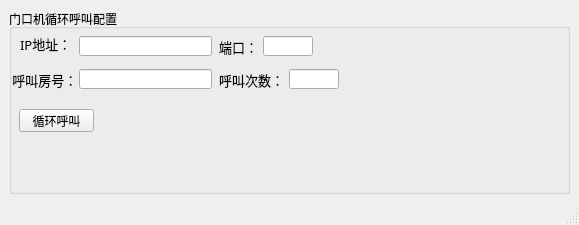
This is src/design/test_tool.ui in garyhuang2018/Test as Qt 5 draws it before an edit. The edited form follows.
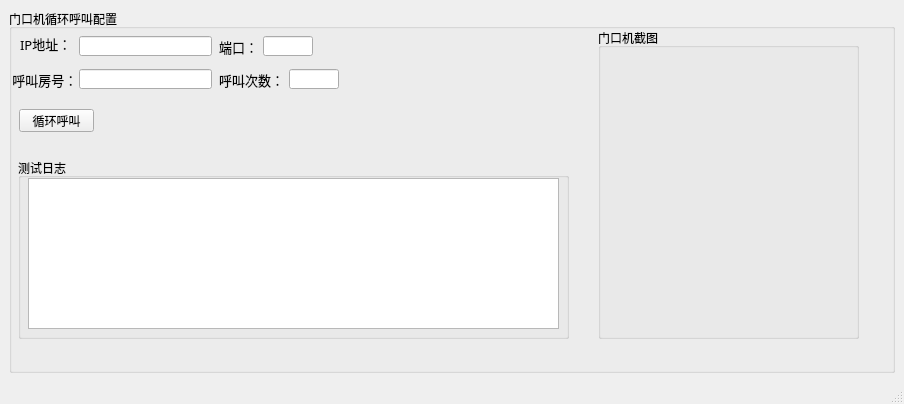
This is the edited form.

Commit message: add indoor auto answering, fetch the ip address of the indoor first and answer the call

The edit to the form file:
```diff
--- a/src/design/test_tool.ui
+++ b/src/design/test_tool.ui
@@ -6,8 +6,8 @@
    <rect>
     <x>0</x>
     <y>0</y>
-    <width>579</width>
-    <height>225</height>
+    <width>904</width>
+    <height>404</height>
    </rect>
   </property>
   <property name="windowTitle">
@@ -155,6 +155,42 @@
         <string>呼叫次数：</string>
        </property>
       </widget>
+      <widget class="QGroupBox" name="groupBox_2">
+       <property name="geometry">
+        <rect>
+         <x>9</x>
+         <y>149</y>
+         <width>551</width>
+         <height>181</height>
+        </rect>
+       </property>
+       <property name="title">
+        <string>测试日志</string>
+       </property>
+       <widget class="QTextBrowser" name="textBrowser">
+        <property name="geometry">
+         <rect>
+          <x>10</x>
+          <y>20</y>
+          <width>531</width>
+          <height>151</height>
+         </rect>
+        </property>
+       </widget>
+      </widget>
+      <widget class="QGroupBox" name="groupBox_3">
+       <property name="geometry">
+        <rect>
+         <x>589</x>
+         <y>19</y>
+         <width>261</width>
+         <height>311</height>
+        </rect>
+       </property>
+       <property name="title">
+        <string>门口机截图</string>
+       </property>
+      </widget>
      </widget>
     </item>
    </layout>
```
Left out of the diff: 2 changed lines with no effect on the pictures. The commit also changes 2 other files.
